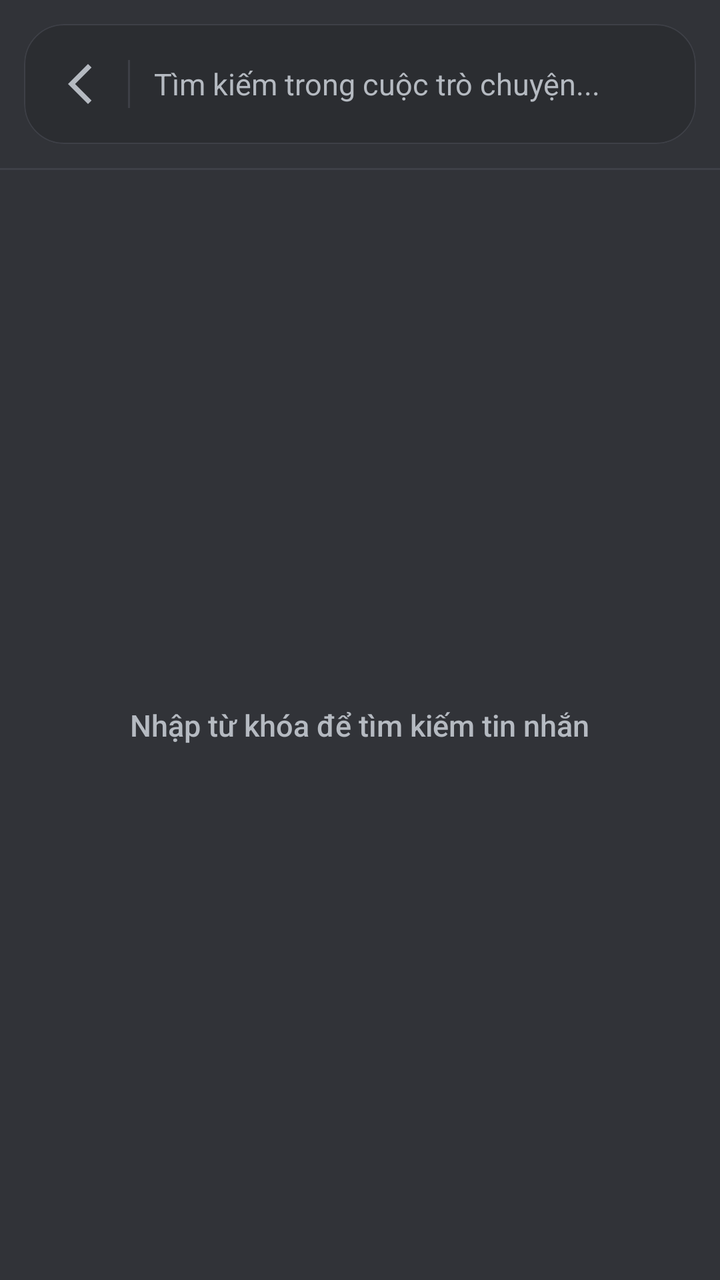
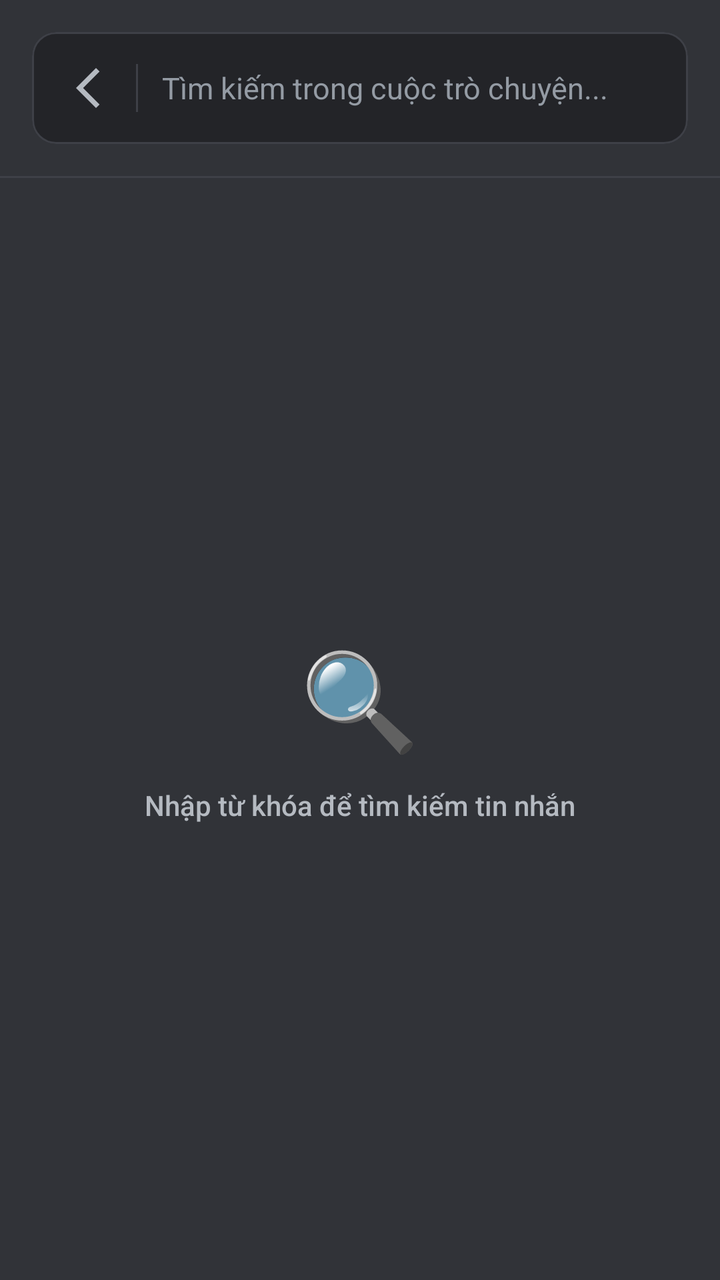

An Android layout rendered at two revisions. The XML below is the earlier revision; the diff shows what the commit changed to produce the second picture.
<!-- AndroidManifest.xml: application theme Theme.SE114_CallingSystem -->
<!-- res/layout/activity_search_in_chat.xml -->
<?xml version="1.0" encoding="utf-8"?>
<LinearLayout xmlns:android="http://schemas.android.com/apk/res/android"
    xmlns:app="http://schemas.android.com/apk/res-auto"
    android:id="@+id/main"
    android:layout_width="match_parent"
    android:layout_height="match_parent"
    android:background="@color/bg_primary"
    android:orientation="vertical"
    android:fitsSystemWindows="true">

    
    <com.google.android.material.card.MaterialCardView
        android:id="@+id/cardSearchBar"
        android:layout_width="match_parent"
        android:layout_height="60dp"
        android:layout_margin="12dp"
        app:cardBackgroundColor="@color/bg_secondary"
        app:cardCornerRadius="20dp"
        app:cardElevation="0dp"
        app:strokeColor="@color/card_stroke"
        app:strokeWidth="0.5dp">

        <LinearLayout
            android:layout_width="match_parent"
            android:layout_height="match_parent"
            android:orientation="horizontal"
            android:gravity="center_vertical"
            android:paddingHorizontal="16dp">

            <ImageView
                android:id="@+id/btnBack"
                android:layout_width="24dp"
                android:layout_height="24dp"
                android:src="@drawable/icon_backbutton"
                app:tint="@color/icon_tint"
                android:background="?attr/selectableItemBackgroundBorderless"
                android:clickable="true"
                android:focusable="true" />

            <View
                android:layout_width="1dp"
                android:layout_height="24dp"
                android:background="@color/divider"
                android:layout_marginHorizontal="12dp" />

            <EditText
                android:id="@+id/edtSearch"
                android:layout_width="0dp"
                android:layout_height="match_parent"
                android:layout_weight="1"
                android:background="@android:color/transparent"
                android:hint="Tìm kiếm trong cuộc trò chuyện..."
                android:textColor="@color/text_primary"
                android:textColorHint="@color/text_secondary"
                android:textSize="15sp"
                android:imeOptions="actionSearch"
                android:inputType="text"
                android:maxLines="1"
                android:singleLine="true" />

            <ImageView
                android:id="@+id/btnClear"
                android:layout_width="24dp"
                android:layout_height="24dp"
                android:src="@android:drawable/ic_menu_close_clear_cancel"
                app:tint="@color/icon_tint"
                android:visibility="gone"
                android:background="?attr/selectableItemBackgroundBorderless"
                android:clickable="true"
                android:focusable="true" />
        </LinearLayout>
    </com.google.android.material.card.MaterialCardView>

    <View
        android:layout_width="match_parent"
        android:layout_height="1dp"
        android:background="@color/divider" />

    
    <FrameLayout
        android:layout_width="match_parent"
        android:layout_height="0dp"
        android:layout_weight="1">

        <androidx.recyclerview.widget.RecyclerView
            android:id="@+id/rvSearchResults"
            android:layout_width="match_parent"
            android:layout_height="match_parent"
            android:padding="8dp"
            android:clipToPadding="false" />

        <TextView
            android:id="@+id/tvEmptyState"
            android:layout_width="wrap_content"
            android:layout_height="wrap_content"
            android:layout_gravity="center"
            android:gravity="center"
            android:text="Nhập từ khóa để tìm kiếm tin nhắn"
            android:textColor="@color/text_secondary"
            android:textSize="15sp"
            android:fontFamily="sans-serif-medium" />
    </FrameLayout>

</LinearLayout>
<!-- resources referenced by this layout -->
<resources>
  <color name="bg_primary">@color/discord_dark_base</color>
  <color name="bg_secondary">@color/discord_dark_alt</color>
  <color name="card_stroke">@color/discord_divider</color>
  <color name="divider">@color/discord_divider</color>
  <color name="icon_tint">@color/discord_text_secondary</color>
  <color name="text_primary">@color/discord_text_primary</color>
  <color name="text_secondary">@color/discord_text_secondary</color>
  <!-- drawable icon_backbutton (drawable) -->
  <vector xmlns:android="http://schemas.android.com/apk/res/android"
      android:width="24dp"
      android:height="24dp"
      android:viewportWidth="960"
      android:viewportHeight="960">
    <path
        android:pathData="M640,880 L240,480l400,-400 71,71 -329,329 329,329 -71,71Z"
        android:fillColor="#000000"/>
  </vector>
  <style name="Theme.SE114_CallingSystem" parent="Base.Theme.SE114_CallingSystem" />
  <color name="discord_dark_base">#313338</color>
  <color name="discord_dark_alt">#2B2D31</color>
  <color name="discord_divider">#3E4047</color>
  <color name="discord_text_secondary">#B5BAC1</color>
  <color name="discord_text_primary">#F2F3F5</color>
  <style name="Base.Theme.SE114_CallingSystem" parent="Theme.Material3.DayNight.NoActionBar">
          <item name="colorPrimary">@color/accent</item>
          <item name="colorOnPrimary">@color/text_on_accent</item>
          <item name="colorSecondary">@color/accent_light</item>
          <item name="android:windowBackground">@color/bg_primary</item>
          <item name="android:statusBarColor">@color/bg_primary</item>
          <item name="android:navigationBarColor">@color/bg_primary</item>
      </style>
  <color name="accent">@color/discord_blurple</color>
  <color name="text_on_accent">#FFFFFF</color>
  <color name="accent_light">#7A85F5</color>
  <color name="discord_blurple">#5865F2</color>
</resources>

<!-- the commit's change to res/layout/activity_search_in_chat.xml (unified diff, before → after) -->
@@ -4,7 +4,7 @@
     android:id="@+id/main"
     android:layout_width="match_parent"
     android:layout_height="match_parent"
-    android:background="@color/bg_primary"
+    android:background="@color/discord_dark_base"
     android:orientation="vertical"
     android:fitsSystemWindows="true">
 
@@ -12,13 +12,13 @@
     <com.google.android.material.card.MaterialCardView
         android:id="@+id/cardSearchBar"
         android:layout_width="match_parent"
-        android:layout_height="60dp"
-        android:layout_margin="12dp"
-        app:cardBackgroundColor="@color/bg_secondary"
-        app:cardCornerRadius="20dp"
+        android:layout_height="56dp"
+        android:layout_margin="16dp"
+        app:cardBackgroundColor="@color/discord_dark_elevated"
+        app:cardCornerRadius="12dp"
         app:cardElevation="0dp"
-        app:strokeColor="@color/card_stroke"
-        app:strokeWidth="0.5dp">
+        app:strokeColor="@color/discord_divider"
+        app:strokeWidth="1dp">
 
         <LinearLayout
             android:layout_width="match_parent"
@@ -32,15 +32,15 @@
                 android:layout_width="24dp"
                 android:layout_height="24dp"
                 android:src="@drawable/icon_backbutton"
-                app:tint="@color/icon_tint"
-                android:background="?attr/selectableItemBackgroundBorderless"
+                app:tint="@color/discord_text_secondary"
+                android:background="?android:attr/selectableItemBackgroundBorderless"
                 android:clickable="true"
                 android:focusable="true" />
 
             <View
                 android:layout_width="1dp"
                 android:layout_height="24dp"
-                android:background="@color/divider"
+                android:background="@color/discord_divider"
                 android:layout_marginHorizontal="12dp" />
 
             <EditText
@@ -50,8 +50,8 @@
                 android:layout_weight="1"
                 android:background="@android:color/transparent"
                 android:hint="Tìm kiếm trong cuộc trò chuyện..."
-                android:textColor="@color/text_primary"
-                android:textColorHint="@color/text_secondary"
+                android:textColor="@color/discord_text_primary"
+                android:textColorHint="@color/discord_text_muted"
                 android:textSize="15sp"
                 android:imeOptions="actionSearch"
                 android:inputType="text"
@@ -63,9 +63,9 @@
                 android:layout_width="24dp"
                 android:layout_height="24dp"
                 android:src="@android:drawable/ic_menu_close_clear_cancel"
-                app:tint="@color/icon_tint"
+                app:tint="@color/discord_text_muted"
                 android:visibility="gone"
-                android:background="?attr/selectableItemBackgroundBorderless"
+                android:background="?android:attr/selectableItemBackgroundBorderless"
                 android:clickable="true"
                 android:focusable="true" />
         </LinearLayout>
@@ -74,7 +74,7 @@
     <View
         android:layout_width="match_parent"
         android:layout_height="1dp"
-        android:background="@color/divider" />
+        android:background="@color/discord_divider" />
 
     
     <FrameLayout
@@ -89,16 +89,31 @@
             android:padding="8dp"
             android:clipToPadding="false" />
 
-        <TextView
-            android:id="@+id/tvEmptyState"
+        <LinearLayout
+            android:id="@+id/layoutEmptyState"
             android:layout_width="wrap_content"
             android:layout_height="wrap_content"
             android:layout_gravity="center"
             android:gravity="center"
-            android:text="Nhập từ khóa để tìm kiếm tin nhắn"
-            android:textColor="@color/text_secondary"
-            android:textSize="15sp"
-            android:fontFamily="sans-serif-medium" />
+            android:orientation="vertical">
+
+            <TextView
+                android:layout_width="wrap_content"
+                android:layout_height="wrap_content"
+                android:text="🔍"
+                android:textSize="48sp"
+                android:layout_marginBottom="12dp"/>
+
+            <TextView
+                android:id="@+id/tvEmptyState"
+                android:layout_width="wrap_content"
+                android:layout_height="wrap_content"
+                android:text="Nhập từ khóa để tìm kiếm tin nhắn"
+                android:textColor="@color/discord_text_secondary"
+                android:textSize="14sp"
+                android:fontFamily="sans-serif-medium"
+                android:gravity="center" />
+        </LinearLayout>
     </FrameLayout>
 
 </LinearLayout>
<!-- resource entries referenced after the edit -->
@@ -1,12 +1,6 @@
 <!-- resources referenced by this layout -->
 <resources>
   <color name="bg_primary">@color/discord_dark_base</color>
-  <color name="bg_secondary">@color/discord_dark_alt</color>
-  <color name="card_stroke">@color/discord_divider</color>
-  <color name="divider">@color/discord_divider</color>
-  <color name="icon_tint">@color/discord_text_secondary</color>
-  <color name="text_primary">@color/discord_text_primary</color>
-  <color name="text_secondary">@color/discord_text_secondary</color>
   <!-- drawable icon_backbutton (drawable) -->
   <vector xmlns:android="http://schemas.android.com/apk/res/android"
       android:width="24dp"
@@ -19,8 +13,9 @@
   </vector>
   <style name="Theme.SE114_CallingSystem" parent="Base.Theme.SE114_CallingSystem" />
   <color name="discord_dark_base">#313338</color>
-  <color name="discord_dark_alt">#2B2D31</color>
+  <color name="discord_dark_elevated">#232428</color>
   <color name="discord_divider">#3E4047</color>
+  <color name="discord_text_muted">#949BA4</color>
   <color name="discord_text_secondary">#B5BAC1</color>
   <color name="discord_text_primary">#F2F3F5</color>
   <style name="Base.Theme.SE114_CallingSystem" parent="Theme.Material3.DayNight.NoActionBar">
